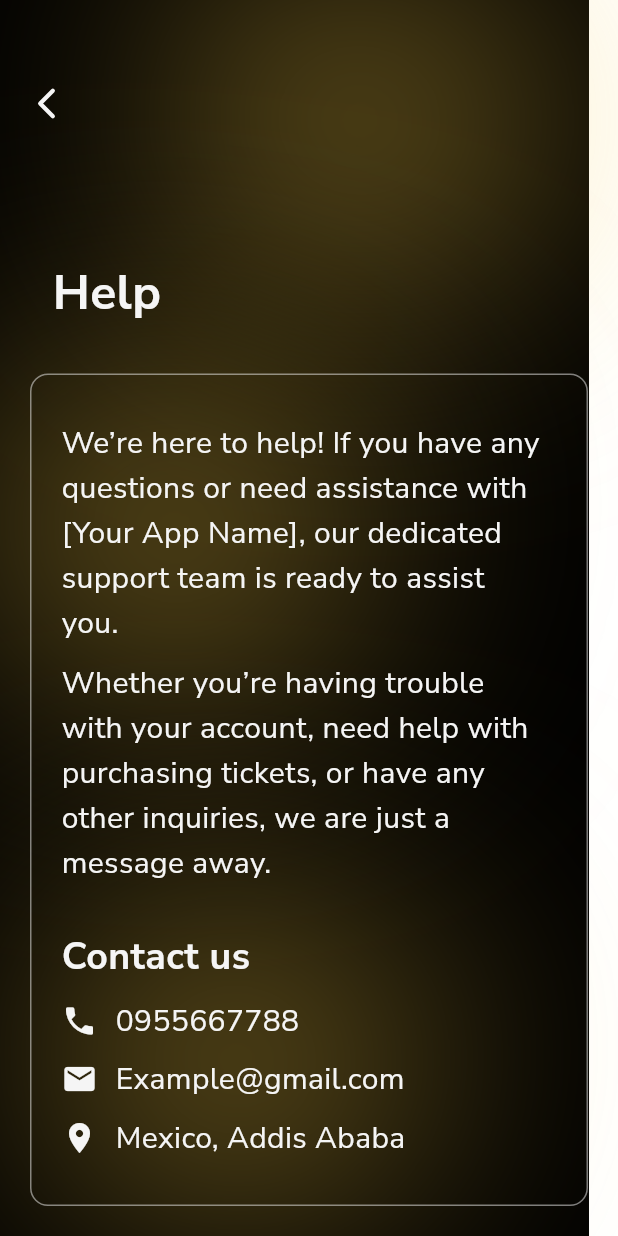
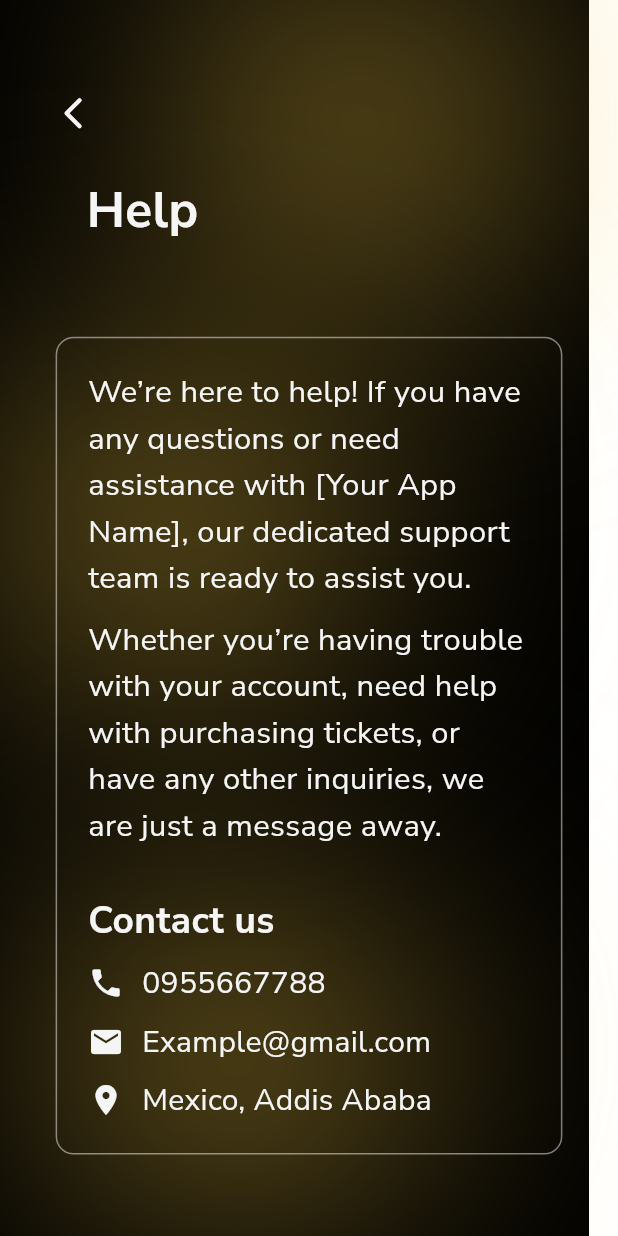
Before and after one commit to NehemiahAklil/everlink_lottery_app, a Flutter app: the Help screen opened directly, on a phone screen of 412 x 824 dp. Run offline on Flutter 3.47's test engine with Material 3 defaults, Android fonts, the light colour scheme and no system bars; our stand-ins replace dartz, firebase_auth, firebase_core, firebase_storage, flutter_riverpod, flutter_svg and 11 more; accounts and stored records are empty; generated files the repository leaves out were written again.

Commit message:
Modified some features

```diff
--- a/l10n/app_am.arb
+++ b/l10n/app_am.arb
@@ -50,7 +50,7 @@
     "confirmpassword": "የይለፍ ቃል አረጋግጥ",
     "date": "ቀን",
     "july": "ሀምሌ",
-    "aboutustext": "በ[መተግበሪያ ስም]፣ ለእያንዳንዱ ዕድል ደስታን እናመጣለን። የእኛ ተልእኮ የማሸነፍ እድል ብቻ ሳይሆን ቤትዎን ለመለወጥ እድል ልንሰጥዎ ነው:: በሚያስደንቅ የቤት ዕቃዎች ይቀላቀሉን እና ህልምዎን ቤት እውን ለማድረግ አንድ እርምጃ ይውሰዱ።",
+    "aboutustext": "በኤቨርሊንክ ሎተሪ፣ ለእያንዳንዱ ዕድል ደስታን እናመጣለን። የእኛ ተልእኮ የማሸነፍ እድል ብቻ ሳይሆን ቤትዎን ለመለወጥ እድል ልንሰጥዎ ነው:: በሚያስደንቅ የቤት ዕቃዎች ይቀላቀሉን እና ህልምዎን ቤት እውን ለማድረግ አንድ እርምጃ ይውሰዱ።",
     "contactus": "በዚህ አግኙን",
     "mexico": "ሜክስኮ",
      "settings" : "ቅንብሮች",
@@ -78,7 +78,8 @@
   "enternewpassword" : "እባክዎ አዲስ የይለፍ ቃል ያስገቡ",
   "entercurrentpassword" : "እባክህ የአሁኑን የይለፍ ቃልህን አስገባ",
   "help_text" :"ለማገዝ እዚህ መጥተናል! ማንኛውም አይነት ጥያቄ ካለዎት ወይም በ[የእርስዎ መተግበሪያ ስም] ላይ እገዛ ከፈለጉ፣ የእኛ ቁርጠኛ የድጋፍ ቡድን እርስዎን ለመርዳት ዝግጁ ነው።",
-  "reset" : "ቀይር"
+  "reset" : "ቀይር",
+  "language" : "ቋንቋ"
 
 
 
--- a/l10n/app_en.arb
+++ b/l10n/app_en.arb
@@ -79,10 +79,8 @@
   "invalidpassword" : "Passwords do not match",
   "enternewpassword" : "Please enter a new password",
   "entercurrentpassword" : "Please enter current password",
-  "reset" : "Change"
-
-
-
+  "reset" : "Change",
+  "language" : "Language"
 
 
 }
--- a/lib/presentation/pages/settings/setting_help.dart
+++ b/lib/presentation/pages/settings/setting_help.dart
@@ -14,14 +14,18 @@ class _HelpState extends State<Help> {
   @override
   Widget build(BuildContext context) {
     const Color softWhite = Color(0xFFF5F5F5);
+    double screenWidth = MediaQuery.of(context).size.width;
+
     return Scaffold(
       backgroundColor: Colors.transparent,
       body: CustomBackground(
         child: SingleChildScrollView(
+          child: Padding(
+            padding: EdgeInsets.all(screenWidth * 0.04),
             child: Column(
               children: [
                 Padding(
-                padding: const EdgeInsets.only(top: 45, left: 7),
+                  padding: EdgeInsets.only(top: 35, left: screenWidth * 0.02),
                   child: Row(
                     children: [
                       IconButton(
@@ -32,30 +36,30 @@ class _HelpState extends State<Help> {
                           Ionicons.chevron_back_outline,
                           color: softWhite,
                         ),
-                      iconSize: 30,
+                        iconSize: screenWidth * 0.075,
                       ),
                     ],
                   ),
                 ),
-              const SizedBox(height: 80),
+                const SizedBox(height: 18),
                 Container(
-                padding: const EdgeInsets.symmetric(horizontal: 35),
+                  padding: EdgeInsets.symmetric(horizontal: screenWidth * 0.1),
                   alignment: Alignment.centerLeft,
                   child: Text(
                     AppLocalizations.of(context)!.help,
-                  style: const TextStyle(
-                    fontSize: 32,
+                    style: TextStyle(
+                      fontSize: screenWidth * 0.08,
                       fontWeight: FontWeight.bold,
                       color: softWhite,
                     ),
                   ),
                 ),
+                const SizedBox(height: 30),
                 Container(
-                padding: const EdgeInsets.only(top: 30, left: 20, right: 20),
+                  padding: EdgeInsets.only(top: 30, left: screenWidth * 0.05, right: screenWidth * 0.05),
                   child: Center(
                     child: Container(
-                    padding: const EdgeInsets.only(
-                        left: 20, top: 20, right: 30, bottom: 30),
+                      padding: EdgeInsets.all(screenWidth * 0.05),
                       decoration: BoxDecoration(
                         borderRadius: BorderRadius.circular(12),
                         border: Border.all(color: softWhite.withOpacity(0.5)),
@@ -63,12 +67,11 @@ class _HelpState extends State<Help> {
                       child: Column(
                         crossAxisAlignment: CrossAxisAlignment.start,
                         children: [
-                        const SizedBox(height: 10),
                           Text(
                             AppLocalizations.of(context)!.help_text,
-                          style: const TextStyle(
+                            style: TextStyle(
                               fontWeight: FontWeight.w400,
-                            fontSize: 20,
+                              fontSize: screenWidth * 0.05,
                               height: 1.5,
                               color: softWhite,
                             ),
@@ -76,8 +79,8 @@ class _HelpState extends State<Help> {
                           const SizedBox(height: 10),
                           Text(
                             AppLocalizations.of(context)!.help_text1,
-                          style: const TextStyle(
-                            fontSize: 20,
+                            style: TextStyle(
+                              fontSize: screenWidth * 0.05,
                               height: 1.5,
                               color: softWhite,
                             ),
@@ -85,15 +88,15 @@ class _HelpState extends State<Help> {
                           const SizedBox(height: 30),
                           Text(
                             AppLocalizations.of(context)!.contactus,
-                          style: const TextStyle(
+                            style: TextStyle(
                               fontWeight: FontWeight.bold,
-                            fontSize: 25,
+                              fontSize: screenWidth * 0.06,
                               color: softWhite,
                             ),
                           ),
                           const SizedBox(height: 10),
-                        const Row(
-                          children: [
+                          Row(
+                            children: const [
                               Icon(
                                 Icons.phone,
                                 color: softWhite,
@@ -109,8 +112,8 @@ class _HelpState extends State<Help> {
                             ],
                           ),
                           const SizedBox(height: 10),
-                        const Row(
-                          children: [
+                          Row(
+                            children: const [
                               Icon(
                                 Icons.email,
                                 color: softWhite,
@@ -132,8 +135,7 @@ class _HelpState extends State<Help> {
                               const SizedBox(width: 12),
                               Text(
                                 AppLocalizations.of(context)!.mexico,
-                              style: const TextStyle(
-                                  fontSize: 20, color: softWhite),
+                                style: const TextStyle(fontSize: 20, color: softWhite),
                               ),
                             ],
                           ),
@@ -144,6 +146,9 @@ class _HelpState extends State<Help> {
                 ),
               ],
             ),
-        )));
+          ),
+        ),
+      ),
+    );
   }
 }
--- a/lib/presentation/pages/settings/settings_item.dart
+++ b/lib/presentation/pages/settings/settings_item.dart
@@ -33,7 +33,7 @@ class Settingsitem extends StatelessWidget {
               shape: BoxShape.circle,
               color: bgcolor,
             ),
-            child: Icon(icon),
+            child: Icon(icon, color: iconColor),
           ),
           const SizedBox(width: 20),
           Text(
--- a/lib/presentation/pages/ticketnum.dart
+++ b/lib/presentation/pages/ticketnum.dart
@@ -14,6 +14,8 @@ class MyApp extends StatelessWidget {
       home: Ticketnumber(),
     );
   }
+
+  static void setLocale(BuildContext context, Locale read) {}
 }
 
 class Ticketnumber extends StatefulWidget {
```
Also changed, not shown: lib/presentation/pages/aboutus.dart (+36 -27 lines), lib/presentation/pages/bottomnav.dart (+12 -9 lines), lib/presentation/pages/drawerpage.dart (+102 -100 lines), lib/presentation/pages/settings/setting_changepassword.dart (+3 -4 lines), lib/presentation/pages/settings/setting_privacy.dart (+15 -7 lines), lib/presentation/pages/settings/settings.dart (+20 -30 lines). Lines whose indentation alone changed are shown as unchanged.
